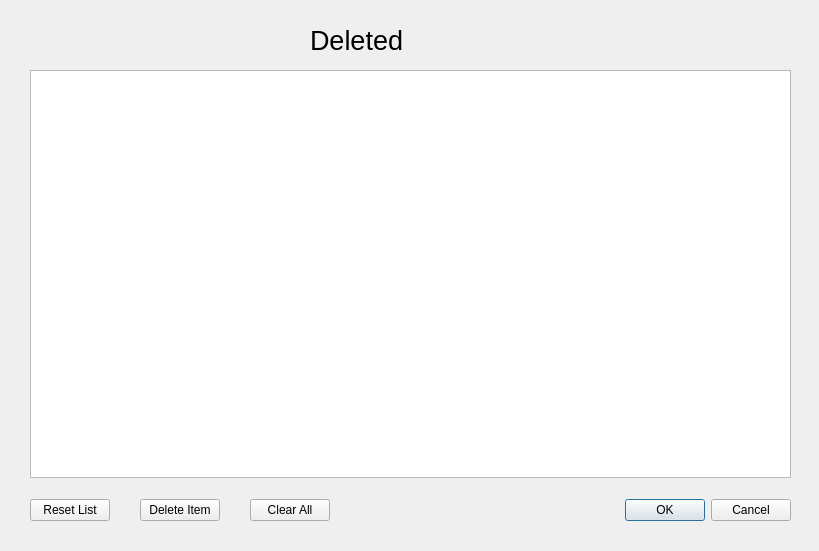
Above: verklegt_vika_3/verklegt_GUI/UI/recycledbin.ui from vilhjalmur12/verklegt_1 before the change. Below: the same form after it.
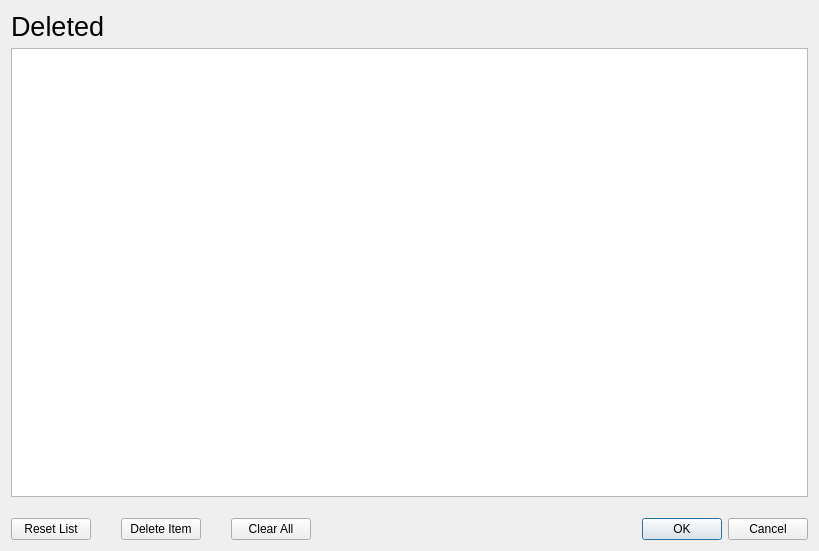
That is the form after the change.

Commit message: setja inn browse takka

The edit to the form file:
```diff
--- a/verklegt_vika_3/verklegt_GUI/UI/recycledbin.ui
+++ b/verklegt_vika_3/verklegt_GUI/UI/recycledbin.ui
@@ -19,35 +19,8 @@
   <property name="windowTitle">
    <string>Dialog</string>
   </property>
-  <widget class="QLabel" name="label">
-   <property name="geometry">
-    <rect>
-     <x>310</x>
-     <y>20</y>
-     <width>171</width>
-     <height>41</height>
-    </rect>
-   </property>
-   <property name="font">
-    <font>
-     <pointsize>20</pointsize>
-     <weight>50</weight>
-     <bold>false</bold>
-    </font>
-   </property>
-   <property name="text">
-    <string>Deleted</string>
-   </property>
-  </widget>
-  <widget class="QWidget" name="">
-   <property name="geometry">
-    <rect>
-     <x>30</x>
-     <y>70</y>
-     <width>761</width>
-     <height>451</height>
-    </rect>
-   </property>
+  <layout class="QGridLayout" name="gridLayout">
+   <item row="1" column="0">
    <layout class="QVBoxLayout" name="verticalLayout">
     <item>
      <widget class="QTableView" name="tableView_deletedItems"/>
@@ -142,13 +115,23 @@
      </layout>
     </item>
    </layout>
-  </widget>
-  <zorder>buttonBox</zorder>
-  <zorder>tableView_deletedItems</zorder>
-  <zorder>pushButton_resetList</zorder>
-  <zorder>pushButton_deleteItem</zorder>
-  <zorder>pushButton_clearAll</zorder>
-  <zorder>pushButton_clearAll</zorder>
+   </item>
+   <item row="0" column="0">
+    <widget class="QLabel" name="label">
+     <property name="font">
+      <font>
+       <pointsize>20</pointsize>
+       <weight>50</weight>
+       <bold>false</bold>
+      </font>
+     </property>
+     <property name="text">
+      <string>Deleted</string>
+     </property>
+    </widget>
+   </item>
+  </layout>
+  <zorder>layoutWidget</zorder>
   <zorder>label</zorder>
  </widget>
  <resources/>
```
Lines whose indentation alone changed are shown as unchanged. The commit also changes 1 other file.
